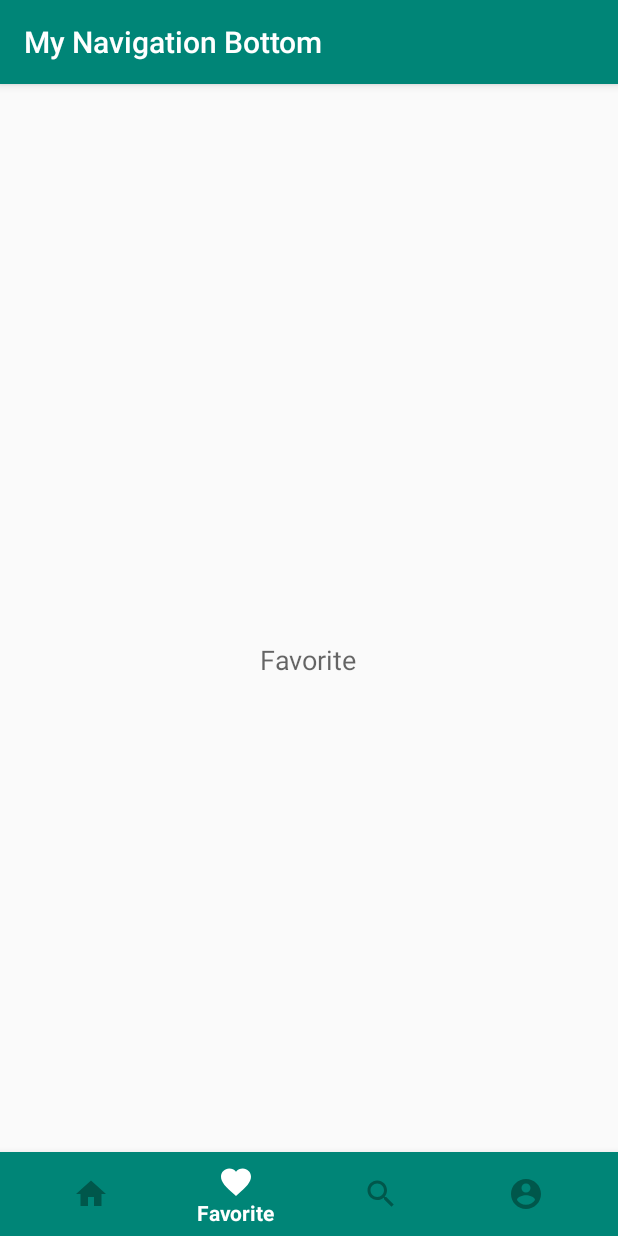
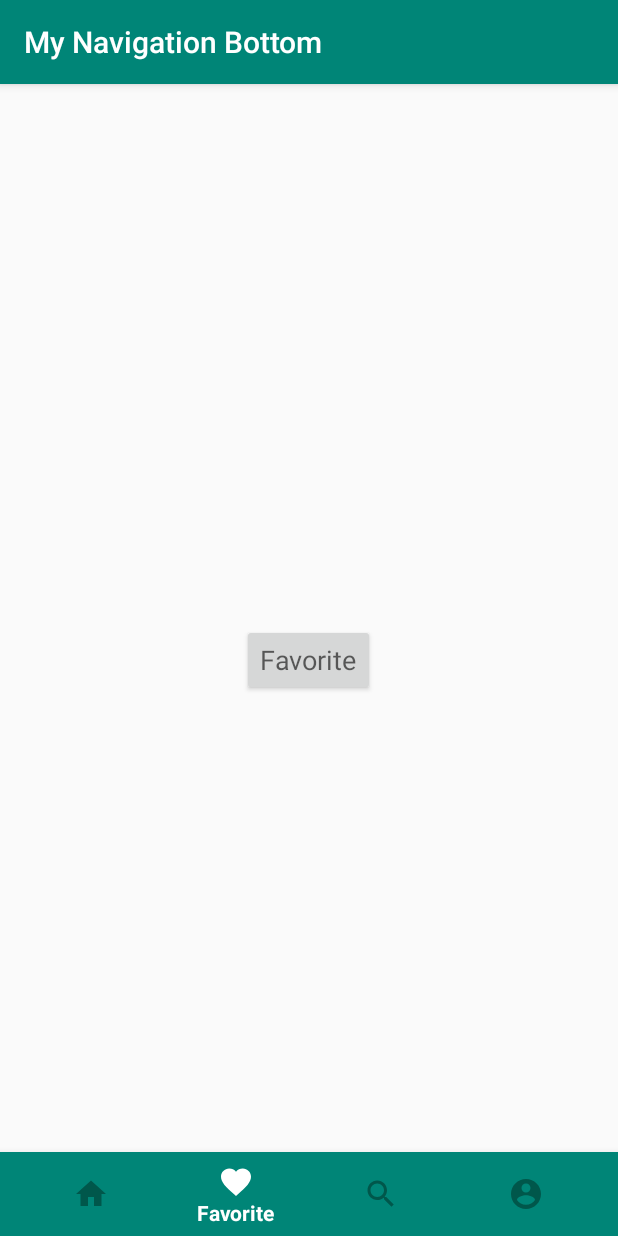
Before and after one commit to riansyahrobi8/MyNavigationBottom, an Android app: the screen it shows after launch (MainActivity), item 2 of the bottom bar chosen, on a phone screen of 412 x 824 dp. Run offline under Robolectric (Android 15) with nearby library versions, the phone set to English and light mode, and no system bars.

```diff
--- a/app/src/main/res/layout/fragment_favorite.xml
+++ b/app/src/main/res/layout/fragment_favorite.xml
@@ -6,8 +6,8 @@
     tools:context=".fragments.FavoriteFragment">
 
     <!-- TODO: Update blank fragment layout -->
-    <TextView
-        android:id="@+id/tv_favorite"
+    <Button
+        android:id="@+id/btn_coba"
         android:layout_width="wrap_content"
         android:layout_height="wrap_content"
         android:layout_centerInParent="true"
```
Also changed, not shown: app/src/main/java/com/gmail/robidahariansyah8/mynavigationbottom/fragments/FavoriteFragment.java (+2 -5 lines).
